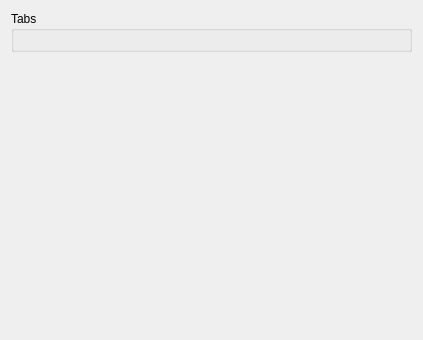
The window that retroshare-gui/src/gui/settings/PostedPage.ui (RetroShare/RetroShare) describes before a commit, drawn with Qt 5.
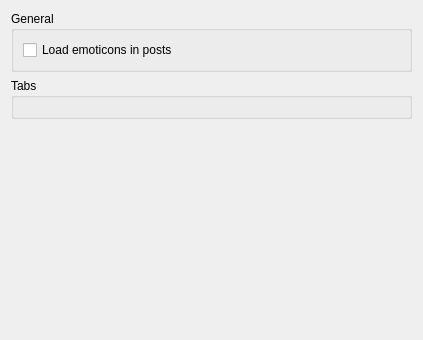
The same window after the commit. Custom widgets are drawn as their Qt base class.

```diff
--- a/retroshare-gui/src/gui/settings/PostedPage.ui
+++ b/retroshare-gui/src/gui/settings/PostedPage.ui
@@ -11,7 +11,7 @@
    </rect>
   </property>
   <layout class="QGridLayout" name="gridLayout_3">
-   <item row="1" column="0">
+   <item row="2" column="0">
     <spacer name="verticalSpacer">
      <property name="orientation">
       <enum>Qt::Vertical</enum>
@@ -25,6 +25,25 @@
     </spacer>
    </item>
    <item row="0" column="0">
+    <widget class="QGroupBox" name="generalGroupBox">
+     <property name="title">
+      <string>General</string>
+     </property>
+     <layout class="QVBoxLayout" name="generalGroupBox_VL">
+      <item>
+       <widget class="QCheckBox" name="loadEmoticonsPosts">
+        <property name="toolTip">
+         <string>Show smiley codes like :smile: as emoticons in board posts</string>
+        </property>
+        <property name="text">
+         <string>Load emoticons in posts</string>
+        </property>
+       </widget>
+      </item>
+     </layout>
+    </widget>
+   </item>
+   <item row="1" column="0">
     <widget class="QGroupBox" name="tabsGroupBox">
      <property name="title">
       <string>Tabs</string>
```
